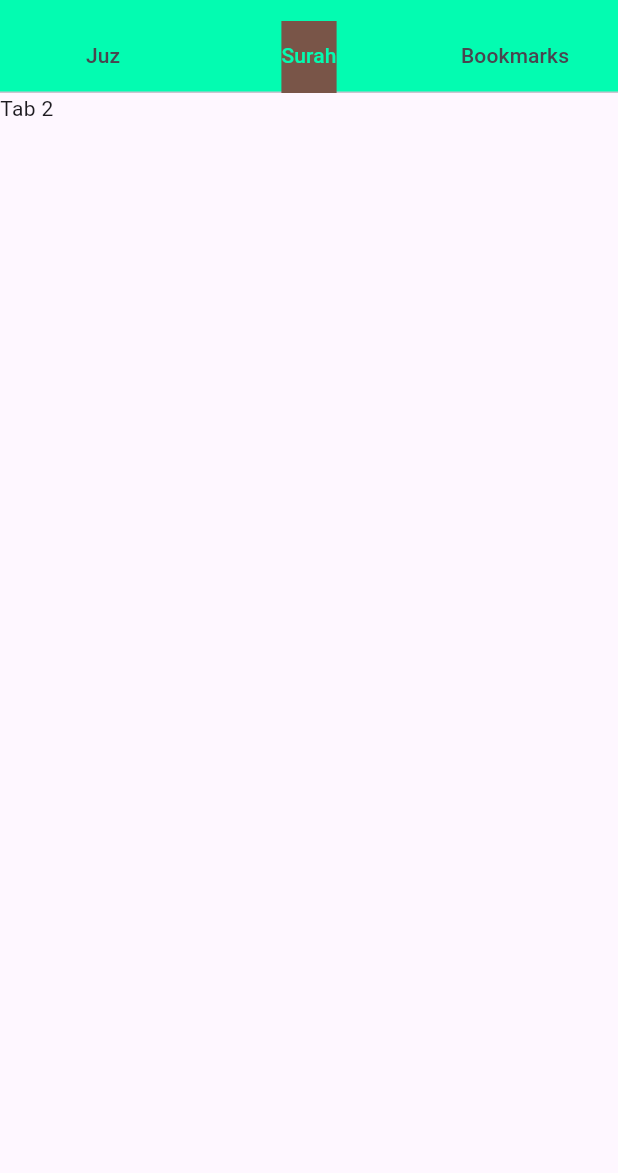
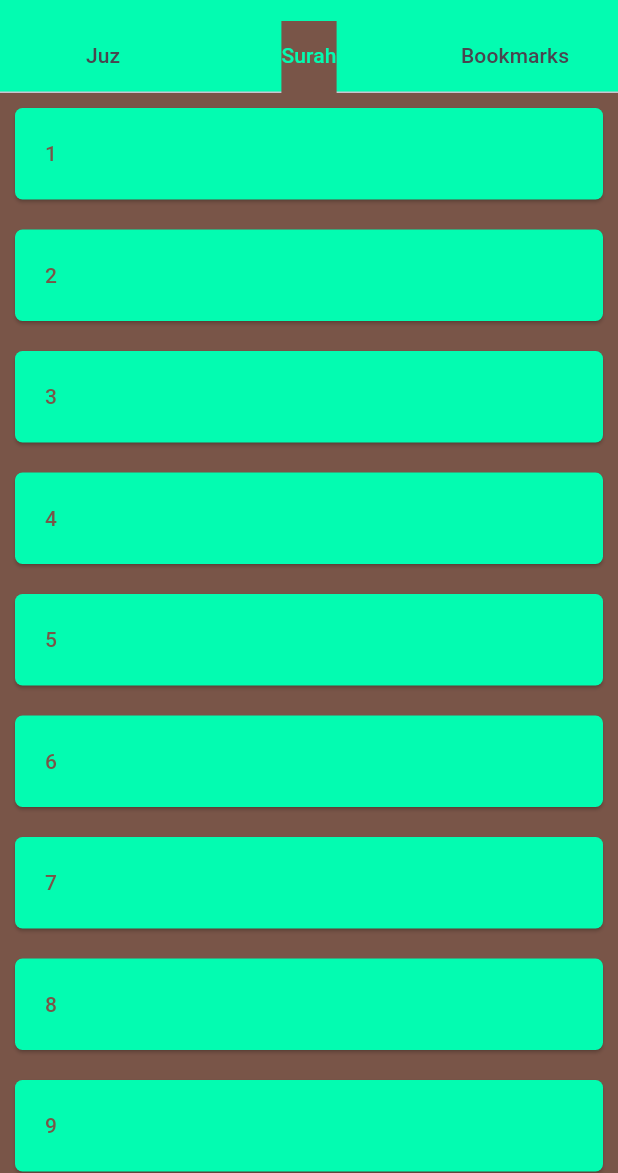
Before and after one commit to ebrahimmorkas/quran_app_flutter, a Flutter app: the screen it shows after launch, tab 2 chosen, on a phone screen of 412 x 824 dp, the part 63-1236 px from its top. Run offline on Flutter 3.47's test engine with Material 3 defaults, Android fonts, the phone set to English and light mode, and no system bars; missing offline and left inert: quran.

Commit message:
Surahs name in English and Arabic are being displayed in Surahs tab

```diff
--- a/lib/home.dart
+++ b/lib/home.dart
@@ -1,5 +1,9 @@
 import 'package:flutter/material.dart';
 import 'package:quran_app/cream_color.dart';
+import 'package:quran_app/tabs/juz_tab.dart';
+import 'package:quran_app/tabs/surah_tab.dart';
+import 'package:quran/quran.dart' as quran;
+
 
 class Home extends StatelessWidget {
   const Home({super.key});
@@ -32,37 +36,9 @@ class Home extends StatelessWidget {
         body: TabBarView(
           children: [
             // Tab 1
-            Container(
-              color: Colors.brown,
-            child:SingleChildScrollView(
-              child: Column(
-                children: List.generate(
-                  30,
-                  (index) => Container(
-                    margin: const EdgeInsets.all(10),
-                  child:ElevatedButton(
-                      onPressed: () {},
-                      style: ElevatedButton.styleFrom(
-                        backgroundColor: Color(0xFF03fcb1),
-                        foregroundColor: Colors.brown,
-                        shape: RoundedRectangleBorder(
-                          borderRadius:
-                              BorderRadius.circular(5), // Rounded corners
-                        ),
-                        padding: const EdgeInsets.all(20),
-                        minimumSize: const Size(double.infinity, 0),
-                      ),
-                      child: Text('Juz ${index+1}')
-                      )
-                )
-                )
-              ),
-            ),
-            ),
+              JuzTab(),
             // Tab 2,
-            Container(
-              child: const Text('Tab 2'),
-            ),
+            const SurahTab(),
             // Tab 3
             Container(
               child: const Text('Tab 3'),
--- /dev/null
+++ b/lib/tabs/juz_tab.dart
@@ -0,0 +1,39 @@
+import 'package:flutter/material.dart';
+
+class JuzTab extends StatefulWidget{
+  @override
+  _JuzTabState createState() => _JuzTabState();
+}
+
+class _JuzTabState extends State<JuzTab> {
+  @override
+  Widget build(context) {
+    return Container(
+              color: Colors.brown,
+            child:SingleChildScrollView(
+              child: Column(
+                children: List.generate(
+                  30,
+                  (index) => Container(
+                    margin: const EdgeInsets.all(10),
+                  child:ElevatedButton(
+                      onPressed: () {},
+                      style: ElevatedButton.styleFrom(
+                        backgroundColor: Color(0xFF03fcb1),
+                        foregroundColor: Colors.brown,
+                        shape: RoundedRectangleBorder(
+                          borderRadius:
+                              BorderRadius.circular(5), // Rounded corners
+                        ),
+                        padding: const EdgeInsets.all(20),
+                        minimumSize: const Size(double.infinity, 0),
+                      ),
+                      child: Text('Juz ${index+1}')
+                      )
+                )
+                )
+              ),
+            ),
+            );
+  }
+}
--- /dev/null
+++ b/lib/tabs/surah_tab.dart
@@ -0,0 +1,51 @@
+import 'package:flutter/material.dart';
+import 'package:quran/quran.dart' as quran;
+
+class SurahTab extends StatefulWidget {
+  const SurahTab({super.key});
+
+  @override
+  State<SurahTab> createState() => _SurahTabState();
+}
+
+class _SurahTabState extends State<SurahTab> {
+  @override
+  Widget build(BuildContext context) {
+    return Container(
+      color: Colors.brown,
+      child: SingleChildScrollView(
+        child: Column(
+            children: List.generate(
+                114,
+                (index) => Container(
+                    margin: const EdgeInsets.all(10),
+                    child: ElevatedButton(
+                        onPressed: () {},
+                        style: ElevatedButton.styleFrom(
+                          backgroundColor: Color(0xFF03fcb1),
+                          foregroundColor: Colors.brown,
+                          shape: RoundedRectangleBorder(
+                            borderRadius:
+                                BorderRadius.circular(5), // Rounded corners
+                          ),
+                          padding: const EdgeInsets.all(20),
+                          minimumSize: const Size(double.infinity, 0),
+                        ),
+                        // child: Text('Juz ${index+1}')
+                        child: Row(
+                          mainAxisAlignment: MainAxisAlignment.spaceBetween,
+                          children: [
+                            Text(
+                              '${index + 1} ${quran.getSurahNameEnglish(index + 1)}',
+                              textAlign: TextAlign.left,
+                            ),
+                            Text(
+                              quran.getSurahNameArabic(index + 1),
+                              textAlign: TextAlign.right,
+                            ),
+                          ],
+                        ))))),
+      ),
+    );
+  }
+}
--- a/pubspec.yaml
+++ b/pubspec.yaml
@@ -35,6 +35,7 @@ dependencies:
   # The following adds the Cupertino Icons font to your application.
   # Use with the CupertinoIcons class for iOS style icons.
   cupertino_icons: ^1.0.2
+  quran: ^1.2.3
 
 dev_dependencies:
   flutter_test:
```
Also changed, not shown: pubspec.lock.
